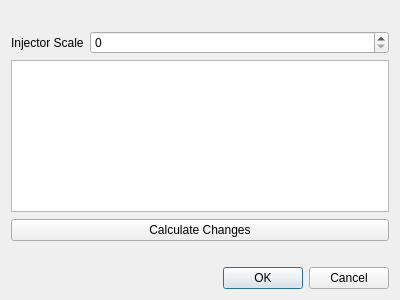
Above: injectordialog.ui from presstab/LogTuner before the change. Below: the same form after it.
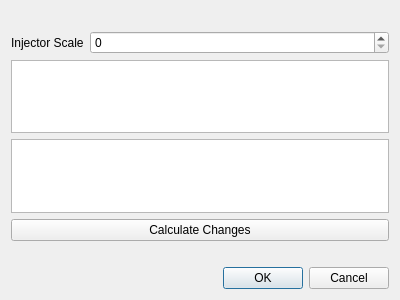
That is the form after the change.

Commit message: Injector Small Pulse Width Scaling.

Patch:
```diff
--- a/injectordialog.ui
+++ b/injectordialog.ui
@@ -52,6 +52,9 @@
        </property>
       </spacer>
      </item>
+     <item>
+      <widget class="QTableWidget" name="tablewidgetSmallIPW"/>
+     </item>
      <item>
       <widget class="QPushButton" name="buttonCalculate">
        <property name="text">
```
The commit also changes 11 other files.
